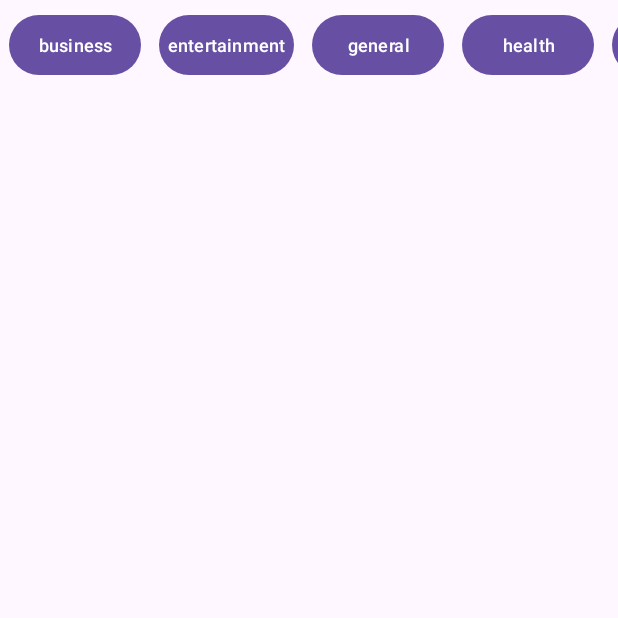
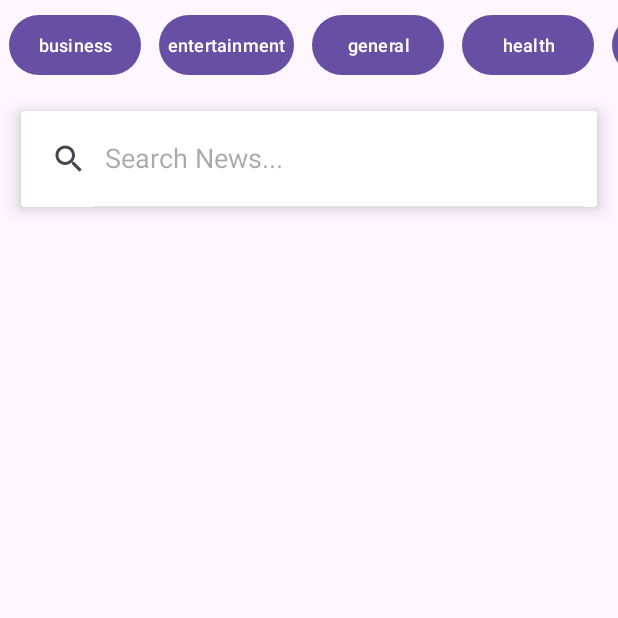
Before and after one commit to monoceros69/NewsApp, an Android app: the screen it shows after launch (MainActivity), on a phone screen of 412 x 824 dp, the top half of it. Run offline under Robolectric (Android 15) with nearby library versions, the phone set to English and light mode, and no system bars; 1 statement that could not run was skipped.

Commit message:
Added searching functionality

```diff
--- a/app/src/main/res/layout/activity_main.xml
+++ b/app/src/main/res/layout/activity_main.xml
@@ -71,6 +71,21 @@
         </LinearLayout>
     </HorizontalScrollView>
 
+    <androidx.cardview.widget.CardView
+        android:layout_margin="14dp"
+        app:cardElevation="8dp"
+        android:layout_width="match_parent"
+        android:layout_height="wrap_content">
+        <androidx.appcompat.widget.SearchView
+            android:id="@+id/search_view"
+            app:defaultQueryHint="Search News..."
+            app:iconifiedByDefault="false"
+            android:layout_width="match_parent"
+            android:layout_height="?attr/actionBarSize">
+
+        </androidx.appcompat.widget.SearchView>
+
+    </androidx.cardview.widget.CardView>
 
     <androidx.recyclerview.widget.RecyclerView
         android:id="@+id/recycler_main"
```
Also changed, not shown: app/src/main/java/com/example/news/MainActivity.java (+29 -2 lines).
